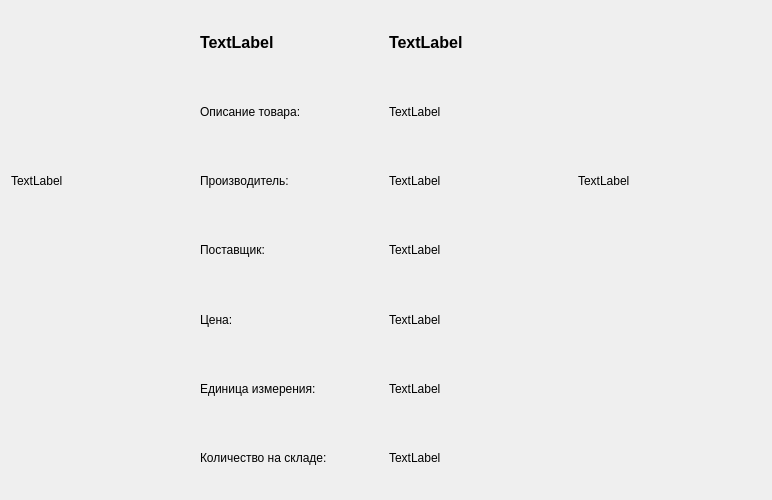
The window that ShowProduct.ui (dcherep/funicture) describes before a commit, drawn with Qt 5.
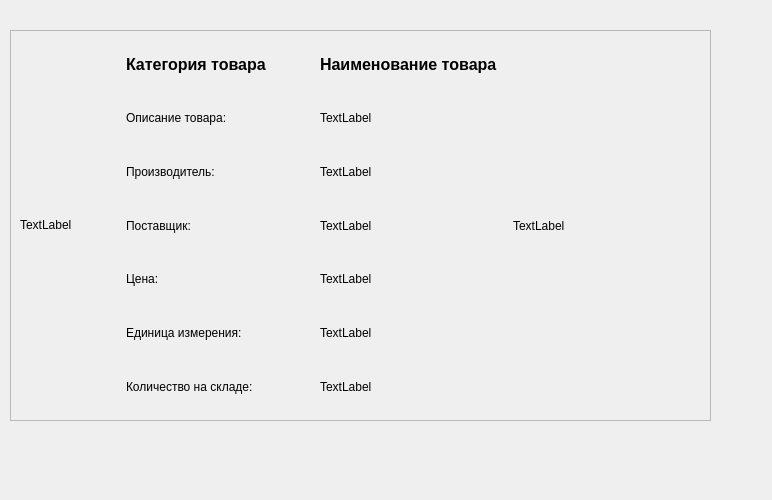
The same window after the commit.

```diff
--- a/ShowProduct.ui
+++ b/ShowProduct.ui
@@ -13,132 +13,164 @@
   <property name="windowTitle">
    <string>Form</string>
   </property>
+  <widget class="QScrollArea" name="scrollArea">
+   <property name="geometry">
+    <rect>
+     <x>10</x>
+     <y>30</y>
+     <width>701</width>
+     <height>391</height>
+    </rect>
+   </property>
+   <property name="widgetResizable">
+    <bool>true</bool>
+   </property>
+   <widget class="QWidget" name="scrollAreaWidgetContents">
+    <property name="geometry">
+     <rect>
+      <x>0</x>
+      <y>0</y>
+      <width>699</width>
+      <height>389</height>
+     </rect>
+    </property>
   <layout class="QGridLayout" name="gridLayout">
-   <item row="5" column="2">
-    <widget class="QLabel" name="l_10">
-     <property name="text">
-      <string>TextLabel</string>
-     </property>
-    </widget>
-   </item>
-   <item row="7" column="2">
-    <widget class="QLabel" name="l_11">
-     <property name="text">
-      <string>TextLabel</string>
-     </property>
-    </widget>
-   </item>
-   <item row="8" column="2">
-    <widget class="QLabel" name="l_12">
-     <property name="text">
-      <string>TextLabel</string>
-     </property>
-    </widget>
-   </item>
-   <item row="4" column="2">
-    <widget class="QLabel" name="l_9">
-     <property name="font">
-      <font>
-       <pointsize>12</pointsize>
-       <bold>true</bold>
-      </font>
-     </property>
-     <property name="text">
-      <string>TextLabel</string>
-     </property>
-    </widget>
-   </item>
-   <item row="7" column="3">
-    <widget class="QLabel" name="l_16">
-     <property name="text">
-      <string>TextLabel</string>
-     </property>
-    </widget>
-   </item>
-   <item row="4" column="1">
-    <widget class="QLabel" name="l_2">
-     <property name="font">
-      <font>
-       <pointsize>12</pointsize>
-       <bold>true</bold>
-      </font>
-     </property>
-     <property name="text">
-      <string>TextLabel</string>
-     </property>
-    </widget>
-   </item>
-   <item row="5" column="1">
+     <item row="2" column="1">
     <widget class="QLabel" name="l_3">
      <property name="text">
       <string>Описание товара:</string>
      </property>
     </widget>
    </item>
-   <item row="7" column="1">
-    <widget class="QLabel" name="l_4">
-     <property name="text">
-      <string>Производитель:</string>
-     </property>
-    </widget>
-   </item>
-   <item row="8" column="1">
+     <item row="4" column="1">
     <widget class="QLabel" name="l_5">
      <property name="text">
       <string>Поставщик:</string>
      </property>
     </widget>
    </item>
+     <item row="4" column="3">
+      <widget class="QLabel" name="l_16">
+       <property name="text">
+        <string>TextLabel</string>
+       </property>
+      </widget>
+     </item>
+     <item row="3" column="2">
+      <widget class="QLabel" name="l_11">
+       <property name="text">
+        <string>TextLabel</string>
+       </property>
+      </widget>
+     </item>
    <item row="9" column="1">
+      <widget class="QLabel" name="l_8">
+       <property name="text">
+        <string>Количество на складе:</string>
+       </property>
+      </widget>
+     </item>
+     <item row="8" column="2">
+      <widget class="QLabel" name="l_14">
+       <property name="text">
+        <string>TextLabel</string>
+       </property>
+      </widget>
+     </item>
+     <item row="1" column="2">
+      <widget class="QLabel" name="l_9">
+       <property name="font">
+        <font>
+         <pointsize>12</pointsize>
+         <bold>true</bold>
+        </font>
+       </property>
+       <property name="text">
+        <string>Наименование товара</string>
+       </property>
+      </widget>
+     </item>
+     <item row="5" column="1">
     <widget class="QLabel" name="l_6">
      <property name="text">
       <string>Цена:</string>
      </property>
     </widget>
    </item>
-   <item row="10" column="1">
+     <item row="5" column="2">
+      <widget class="QLabel" name="l_13">
+       <property name="text">
+        <string>TextLabel</string>
+       </property>
+      </widget>
+     </item>
+     <item row="4" column="2">
+      <widget class="QLabel" name="l_12">
+       <property name="text">
+        <string>TextLabel</string>
+       </property>
+      </widget>
+     </item>
+     <item row="9" column="2">
+      <widget class="QLabel" name="l_15">
+       <property name="text">
+        <string>TextLabel</string>
+       </property>
+      </widget>
+     </item>
+     <item row="8" column="1">
     <widget class="QLabel" name="l_7">
      <property name="text">
       <string>Единица измерения:</string>
      </property>
     </widget>
    </item>
-   <item row="9" column="2">
-    <widget class="QLabel" name="l_13">
+     <item row="1" column="1">
+      <widget class="QLabel" name="l_2">
+       <property name="font">
+        <font>
+         <pointsize>12</pointsize>
+         <bold>true</bold>
+        </font>
+       </property>
      <property name="text">
-      <string>TextLabel</string>
+        <string>Категория товара</string>
      </property>
     </widget>
    </item>
-   <item row="7" column="0">
+     <item row="3" column="0" rowspan="3">
     <widget class="QLabel" name="l_1">
+       <property name="maximumSize">
+        <size>
+         <width>100</width>
+         <height>100</height>
+        </size>
+       </property>
      <property name="text">
       <string>TextLabel</string>
      </property>
-    </widget>
-   </item>
-   <item row="11" column="1">
-    <widget class="QLabel" name="l_8">
-     <property name="text">
-      <string>Количество на складе:</string>
+       <property name="scaledContents">
+        <bool>true</bool>
      </property>
     </widget>
    </item>
-   <item row="10" column="2">
-    <widget class="QLabel" name="l_14">
+     <item row="2" column="2">
+      <widget class="QLabel" name="l_10">
      <property name="text">
       <string>TextLabel</string>
      </property>
     </widget>
    </item>
-   <item row="11" column="2">
-    <widget class="QLabel" name="l_15">
+     <item row="3" column="1">
+      <widget class="QLabel" name="l_4">
      <property name="text">
-      <string>TextLabel</string>
+        <string>Производитель:</string>
      </property>
     </widget>
    </item>
   </layout>
+   </widget>
+  </widget>
  </widget>
  <resources/>
  <connections/>
```
Lines whose indentation alone changed are shown as unchanged.
